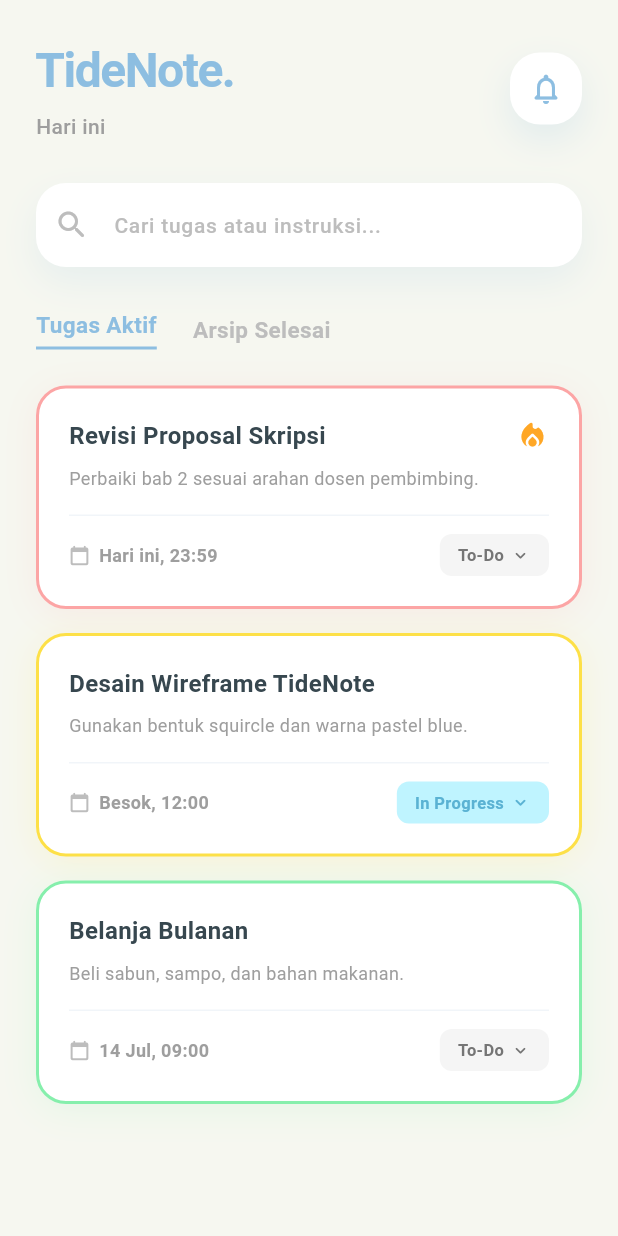
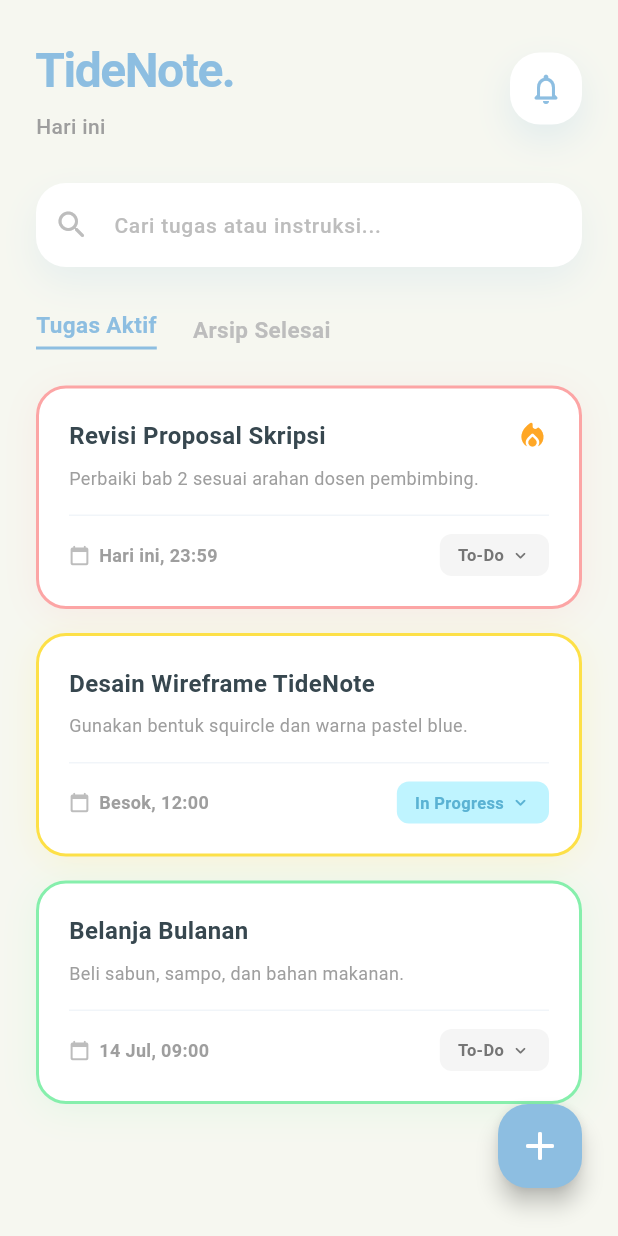
Before and after one commit to Dean897/TideNote, a Flutter app: the screen it shows after launch, on a phone screen of 412 x 824 dp. Run offline on Flutter 3.47's test engine with Material 3 defaults, Android fonts, the phone set to English and light mode, and no system bars.

Commit message:
"fix(ui): perbaikan layout FAB yang hilang dengan penambahan mainAxisSize min"

```diff
--- a/lib/main.dart
+++ b/lib/main.dart
@@ -1,4 +1,5 @@
 import 'package:flutter/material.dart';
+import 'dart:ui';
 
 void main() {
   runApp(const TideNoteApp());
@@ -11,11 +12,9 @@ class TideNoteApp extends StatelessWidget {
   Widget build(BuildContext context) {
     return MaterialApp(
       title: 'TideNote',
-      debugShowCheckedModeBanner: false, // Menghilangkan pita merah 'DEBUG'
+      debugShowCheckedModeBanner: false,
       theme: ThemeData(
-        scaffoldBackgroundColor: const Color(
-          0xFFF6F7F0,
-        ), // Background off-white
+        scaffoldBackgroundColor: const Color(0xFFF6F7F0),
         colorScheme: ColorScheme.fromSeed(seedColor: const Color(0xFF8DBEE1)),
         useMaterial3: true,
       ),
@@ -32,16 +31,28 @@ class HomeScreen extends StatefulWidget {
 }
 
 class _HomeScreenState extends State<HomeScreen> {
+  bool _isFabOpen = false;
+
+  void _toggleFab() {
+    setState(() {
+      _isFabOpen = !_isFabOpen;
+    });
+  }
+
   @override
   Widget build(BuildContext context) {
     return Scaffold(
-      body: SafeArea(
+      body: Stack(
+        children: [
+          // ==========================================
+          // LAPISAN 1: UI UTAMA
+          // ==========================================
+          SafeArea(
             child: Padding(
               padding: const EdgeInsets.all(24.0),
               child: Column(
                 crossAxisAlignment: CrossAxisAlignment.start,
                 children: [
-              // --- 1. HEADER ---
                   Row(
                     mainAxisAlignment: MainAxisAlignment.spaceBetween,
                     children: [
@@ -68,7 +79,6 @@ class _HomeScreenState extends State<HomeScreen> {
                           ),
                         ],
                       ),
-                  // Tombol Notifikasi (Squircle)
                       Container(
                         width: 48,
                         height: 48,
@@ -93,10 +103,7 @@ class _HomeScreenState extends State<HomeScreen> {
                       ),
                     ],
                   ),
-
                   const SizedBox(height: 28),
-
-              // --- 2. SEARCH BAR ---
                   Container(
                     decoration: BoxDecoration(
                       color: Colors.white,
@@ -129,17 +136,17 @@ class _HomeScreenState extends State<HomeScreen> {
                       ),
                     ),
                   ),
-
                   const SizedBox(height: 28),
-
-              // --- 3. MENU TABS ---
                   Row(
                     children: [
                       Container(
                         padding: const EdgeInsets.only(bottom: 4),
                         decoration: const BoxDecoration(
                           border: Border(
-                        bottom: BorderSide(color: Color(0xFF8DBEE1), width: 2),
+                            bottom: BorderSide(
+                              color: Color(0xFF8DBEE1),
+                              width: 2,
+                            ),
                           ),
                         ),
                         child: const Text(
@@ -162,16 +169,11 @@ class _HomeScreenState extends State<HomeScreen> {
                       ),
                     ],
                   ),
-
                   const SizedBox(height: 24),
-
-              // --- 4. DAFTAR TUGAS (ListView) ---
-              // Expanded wajib berada di dalam Column agar mengisi sisa layar ke bawah
                   Expanded(
                     child: ListView(
                       physics: const BouncingScrollPhysics(),
                       children: const [
-                    // Simulasi Tugas 1: Status Merah & Urgent
                         TaskCard(
                           title: 'Revisi Proposal Skripsi',
                           instruction:
@@ -179,10 +181,8 @@ class _HomeScreenState extends State<HomeScreen> {
                           deadlineText: 'Hari ini, 23:59',
                           status: 'To-Do',
                           isUrgent: true,
-                      deadlineColor: Color(0xFFFCA5A5), // Merah
+                          deadlineColor: Color(0xFFFCA5A5),
                         ),
-
-                    // Simulasi Tugas 2: Status Kuning
                         TaskCard(
                           title: 'Desain Wireframe TideNote',
                           instruction:
@@ -190,17 +190,15 @@ class _HomeScreenState extends State<HomeScreen> {
                           deadlineText: 'Besok, 12:00',
                           status: 'In Progress',
                           isUrgent: false,
-                      deadlineColor: Color(0xFFFDE047), // Kuning
+                          deadlineColor: Color(0xFFFDE047),
                         ),
-
-                    // Simulasi Tugas 3: Status Hijau
                         TaskCard(
                           title: 'Belanja Bulanan',
                           instruction: 'Beli sabun, sampo, dan bahan makanan.',
                           deadlineText: '14 Jul, 09:00',
                           status: 'To-Do',
                           isUrgent: false,
-                      deadlineColor: Color(0xFF86EFAC), // Hijau
+                          deadlineColor: Color(0xFF86EFAC),
                         ),
                       ],
                     ),
@@ -209,11 +207,135 @@ class _HomeScreenState extends State<HomeScreen> {
               ),
             ),
           ),
+
+          // ==========================================
+          // LAPISAN 2: BACKDROP BLUR KACA TRANSPARAN
+          // ==========================================
+          if (_isFabOpen)
+            GestureDetector(
+              onTap: _toggleFab,
+              child: BackdropFilter(
+                filter: ImageFilter.blur(sigmaX: 5.0, sigmaY: 5.0),
+                child: Container(color: Colors.white.withOpacity(0.4)),
+              ),
+            ),
+
+          // ==========================================
+          // LAPISAN 3: FAB MULTI-OPSI
+          // ==========================================
+          Positioned(
+            bottom: 32,
+            right: 24,
+            child: Column(
+              mainAxisSize: MainAxisSize.min, // <-- INI ADALAH KODE SOLUSINYA
+              crossAxisAlignment: CrossAxisAlignment.end,
+              children: [
+                if (_isFabOpen)
+                  _buildFabOption(
+                    icon: Icons.create_new_folder_rounded,
+                    label: 'Tambah Folder',
+                    onTap: () {
+                      _toggleFab();
+                    },
+                  ),
+                const SizedBox(height: 12),
+                if (_isFabOpen)
+                  _buildFabOption(
+                    icon: Icons.task_alt_rounded,
+                    label: 'Tambah Tugas',
+                    isPrimary: true,
+                    onTap: () {
+                      _toggleFab();
+                    },
+                  ),
+                const SizedBox(height: 16),
+                FloatingActionButton(
+                  backgroundColor: const Color(0xFF8DBEE1),
+                  elevation: 6,
+                  shape: RoundedRectangleBorder(
+                    borderRadius: BorderRadius.circular(20),
+                  ),
+                  onPressed: _toggleFab,
+                  child: AnimatedRotation(
+                    turns: _isFabOpen ? 0.125 : 0,
+                    duration: const Duration(milliseconds: 250),
+                    child: const Icon(
+                      Icons.add_rounded,
+                      color: Colors.white,
+                      size: 32,
+                    ),
+                  ),
+                ),
+              ],
+            ),
+          ),
+        ],
+      ),
+    );
+  }
+
+  Widget _buildFabOption({
+    required IconData icon,
+    required String label,
+    bool isPrimary = false,
+    required VoidCallback onTap,
+  }) {
+    return GestureDetector(
+      onTap: onTap,
+      child: Row(
+        children: [
+          Container(
+            padding: const EdgeInsets.symmetric(horizontal: 16, vertical: 10),
+            decoration: BoxDecoration(
+              color: Colors.white,
+              borderRadius: BorderRadius.circular(12),
+              boxShadow: [
+                BoxShadow(
+                  color: Colors.black.withOpacity(0.05),
+                  blurRadius: 10,
+                  offset: const Offset(0, 4),
+                ),
+              ],
+            ),
+            child: Text(
+              label,
+              style: TextStyle(
+                fontSize: 14,
+                fontWeight: FontWeight.bold,
+                color: Colors.blueGrey.shade700,
+              ),
+            ),
+          ),
+          const SizedBox(width: 12),
+          Container(
+            width: 48,
+            height: 48,
+            decoration: BoxDecoration(
+              color: isPrimary ? const Color(0xFF8DBEE1) : Colors.white,
+              shape: BoxShape.circle,
+              boxShadow: [
+                BoxShadow(
+                  color: Colors.black.withOpacity(0.05),
+                  blurRadius: 10,
+                  offset: const Offset(0, 4),
+                ),
+              ],
+            ),
+            child: Icon(
+              icon,
+              color: isPrimary ? Colors.white : const Color(0xFF8DBEE1),
+              size: 24,
+            ),
+          ),
+        ],
+      ),
     );
   }
 }
 
-// --- KOMPONEN TASK CARD ---
+// ==========================================
+// KOMPONEN: TASK CARD
+// ==========================================
 class TaskCard extends StatelessWidget {
   final String title;
   final String? instruction;
@@ -241,7 +363,7 @@ class TaskCard extends StatelessWidget {
       padding: const EdgeInsets.all(20),
       decoration: BoxDecoration(
         color: isDone ? Colors.grey.shade50 : Colors.white,
-        borderRadius: BorderRadius.circular(20), // Bentuk Squircle
+        borderRadius: BorderRadius.circular(20),
         border: Border.all(
           color: isDone ? Colors.transparent : deadlineColor,
           width: 2,
@@ -260,7 +382,6 @@ class TaskCard extends StatelessWidget {
           Column(
             crossAxisAlignment: CrossAxisAlignment.start,
             children: [
-              // Judul Tugas
               Padding(
                 padding: const EdgeInsets.only(right: 32),
                 child: Text(
@@ -276,8 +397,6 @@ class TaskCard extends StatelessWidget {
                 ),
               ),
               const SizedBox(height: 8),
-
-              // Instruksi
               if (instruction != null && instruction!.isNotEmpty)
                 Text(
                   instruction!,
@@ -285,12 +404,9 @@ class TaskCard extends StatelessWidget {
                   overflow: TextOverflow.ellipsis,
                   style: TextStyle(fontSize: 12, color: Colors.grey.shade500),
                 ),
-
               const SizedBox(height: 16),
               const Divider(color: Color(0xFFF1F5F9), height: 1, thickness: 1),
               const SizedBox(height: 12),
-
-              // Footer Card (Waktu & Status)
               Row(
                 mainAxisAlignment: MainAxisAlignment.spaceBetween,
                 children: [
@@ -312,7 +428,6 @@ class TaskCard extends StatelessWidget {
                       ),
                     ],
                   ),
-                  // Status Pill
                   Container(
                     padding: const EdgeInsets.symmetric(
                       horizontal: 12,
@@ -357,8 +472,6 @@ class TaskCard extends StatelessWidget {
               ),
             ],
           ),
-
-          // Ikon Urgent
           if (isUrgent && !isDone)
             Positioned(
               top: 0,
```
Lines whose indentation alone changed are shown as unchanged.
